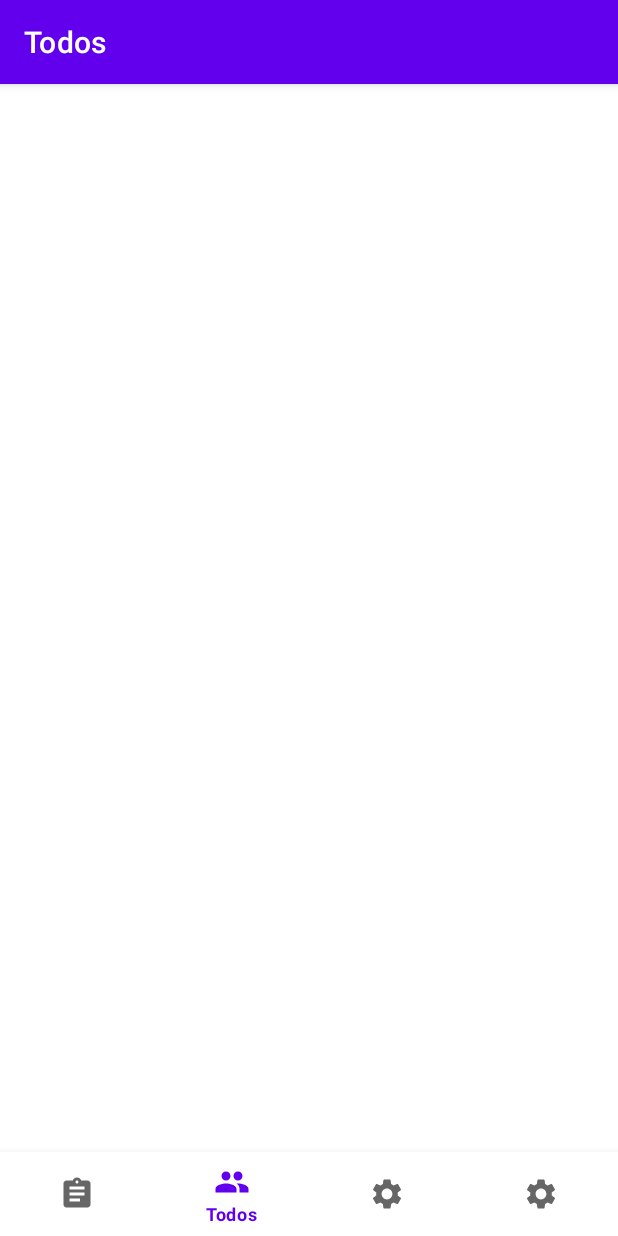
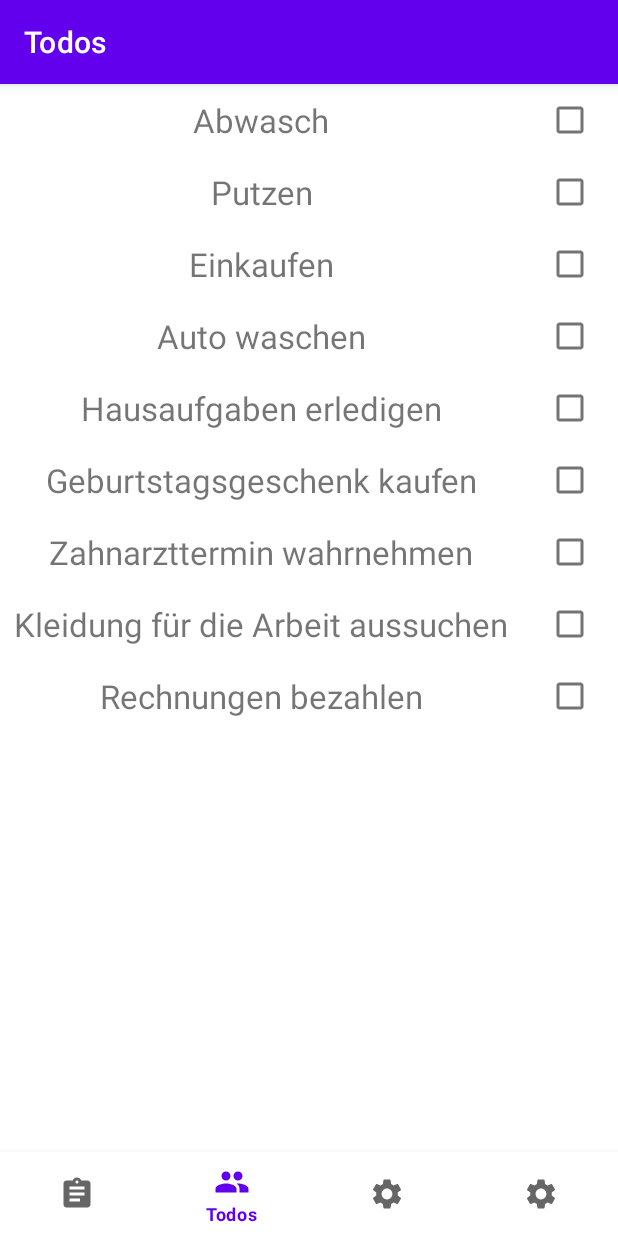
Before and after one commit to Yatamashi/Scribble_Bullet_PME, an Android app: the screen it shows after launch (MainActivity), on a phone screen of 412 x 824 dp. Run offline under Robolectric (Android 15) with nearby library versions, the phone set to English and light mode, and no system bars; our stand-ins replace Room's generated code, navigation-ui; libraries missing offline, so code that uses them is left out: com.github.javafaker.

Commit message:
Recyclerview broken

```diff
--- a/app/src/main/java/de/fhe/pmeplayground/core/MyApplication.java
+++ b/app/src/main/java/de/fhe/pmeplayground/core/MyApplication.java
@@ -74,10 +74,12 @@ public class MyApplication extends Application {
         }
     }
 
-    public SettingsHandler getSettingsHandler() {
-        return settingsHandler;
-    }
+
+*/
+   public SettingsHandler getSettingsHandler() {
+       return settingsHandler;
+   }
 
 
-    */
+
 }
--- a/app/src/main/java/de/fhe/pmeplayground/storage/Repository.java
+++ b/app/src/main/java/de/fhe/pmeplayground/storage/Repository.java
@@ -3,7 +3,12 @@ package de.fhe.pmeplayground.storage;
 import android.app.Application;
 import android.content.Context;
 
+import androidx.lifecycle.LiveData;
+import androidx.lifecycle.MutableLiveData;
+
 import java.util.ArrayList;
+import java.util.Collection;
+import java.util.Collections;
 import java.util.List;
 import java.util.concurrent.Callable;
 import java.util.concurrent.ExecutionException;
@@ -15,6 +20,8 @@ public class Repository {
     public static final String LOG_TAG = "ToDoRepository";
 
     private ToDoDao toDoDao;
+
+    LiveData<List<ToDo>> allToDos;
 
     private static Repository INSTANCE;
 
@@ -36,13 +43,14 @@ public class Repository {
     {
         ToDoDatabase db = ToDoDatabase.getDatabase( context );  //ToDo: Tododatabase rein
         this.toDoDao = db.toDoDao(); //ToDo database ändern
+        this.getToDosLiveData();
 
     }
 
 
     public List<ToDo> getToDos()
     {
-        return this.query( () -> this.toDoDao.getToDos() );
+        return this.query( this.toDoDao::getToDos );
     }
 
     // public List<ToDo> ge
@@ -52,10 +60,21 @@ public class Repository {
         return this.query( () -> this.toDoDao.getToDosForToDo( search ) );
     }
 
+    public LiveData<List<ToDo>> getToDosLiveData()
+    {
+        if( this.allToDos == null )
+            this.allToDos = this.queryLiveData(this.toDoDao::getToDosLiveData);
+
+        return this.allToDos;
+    }
+
+
     public List<ToDo> getToDosSortedByToDo()
     {
         return this.query( () -> this.toDoDao.getToDosSortedByToDo() );
     }
+
+
 
     private <T> List<T> query( Callable<List<T>> query )
     {
@@ -67,6 +86,20 @@ public class Repository {
         }
 
         return new ArrayList<>();
+    }
+
+
+    private LiveData<List<ToDo>> queryLiveData(Callable<LiveData<List<ToDo>>> query)
+    {
+        try {
+            return ToDoDatabase.executeWithReturn(query);
+        }
+        catch (ExecutionException | InterruptedException e)
+        {
+            e.printStackTrace();
+        }
+
+        return new MutableLiveData<>(Collections.emptyList());
     }
 
     public ToDo getLastToDo() {
--- a/app/src/main/java/de/fhe/pmeplayground/storage/ToDoDao.java
+++ b/app/src/main/java/de/fhe/pmeplayground/storage/ToDoDao.java
@@ -1,5 +1,6 @@
 package de.fhe.pmeplayground.storage;
 
+import androidx.lifecycle.LiveData;
 import androidx.room.Dao;
 import androidx.room.Delete;
 import androidx.room.Insert;
@@ -34,6 +35,9 @@ public interface ToDoDao {
     @Query("SELECT * from ToDo")
     List<ToDo> getToDos();
 
+    @Query("SELECT * FROM ToDo")
+    LiveData<List<ToDo>> getToDosLiveData();
+
     @Query("SELECT * from ToDo ORDER BY toDoTitle ASC")
     List<ToDo> getToDosSortedByToDo();
 
--- a/app/src/main/java/de/fhe/pmeplayground/storage/ToDoDatabase.java
+++ b/app/src/main/java/de/fhe/pmeplayground/storage/ToDoDatabase.java
@@ -22,7 +22,7 @@ import java.util.concurrent.Executors;
 import de.fhe.pmeplayground.model.ToDo;
 
 @Database( entities = {ToDo.class}, version = 1 )
-public abstract class ToDoDatabase extends RoomDatabase {  //TODO was geht nicht mit Schema Export???
+public abstract class ToDoDatabase extends RoomDatabase {
 
     private static final String LOG_TAG = "ToDoDB";
 
--- /dev/null
+++ b/app/src/main/java/de/fhe/pmeplayground/view/toDolist/ToDoListAdapter.java
@@ -0,0 +1,91 @@
+package de.fhe.pmeplayground.view.toDolist;
+
+import android.content.Context;
+import android.view.LayoutInflater;
+import android.view.View;
+import android.view.ViewGroup;
+import android.widget.CheckBox;
+import android.widget.TextView;
+
+import androidx.annotation.NonNull;
+import androidx.recyclerview.widget.RecyclerView;
+
+import java.util.List;
+
+import de.fhe.pmeplayground.R;
+import de.fhe.pmeplayground.model.ToDo;
+
+public class ToDoListAdapter extends RecyclerView.Adapter<ToDoListAdapter.ToDoViewHolder> {
+
+    static int counter = 0; //counter für Kinder
+
+    //Definition vom Holder
+    static class ToDoViewHolder extends RecyclerView.ViewHolder
+    {
+        private final TextView toDoTitle;
+       // private final CheckBox done;
+
+        private ToDoViewHolder(View itemView)
+        {
+            super(itemView);
+            this.toDoTitle = itemView.findViewById(R.id.list_item_todo_title);
+           // this.done = itemView.findViewById(R.id.list_item_todo_done);
+        }
+    }
+
+    private final LayoutInflater inflater;
+    private List<ToDo> toDoList; //Cached copy of Todos
+
+    public ToDoListAdapter(Context context)
+    {
+        this.inflater = LayoutInflater.from(context);
+    }
+
+    @NonNull
+    @Override
+    public ToDoViewHolder onCreateViewHolder(@NonNull ViewGroup parent, int viewType)
+    {
+        View itemView = this.inflater.inflate(R.layout.list_item_todo, parent, false);
+        return new ToDoViewHolder(itemView);
+    }
+
+    @Override
+    public void onBindViewHolder(@NonNull ToDoViewHolder holder, int position)
+    {
+
+        if( this.toDoList != null && !this.toDoList.isEmpty())
+        {
+
+        ToDo current = this.toDoList.get(position);
+        holder.toDoTitle.setText(String.format("%s", current.getToDoTitle()));
+
+        }
+        else
+        {
+            holder.toDoTitle.setText("#leider nix da du...#");
+        }
+    }
+
+    @Override
+    public int getItemCount()
+    {
+        if(this.toDoList != null&& !this.toDoList.isEmpty())
+        {
+            return this.toDoList.size();
+
+        }
+        else
+        {
+            return 0;
+        }
+    }
+
+    public void setToDos(List<ToDo> toDoList){
+        this.toDoList = toDoList;
+        notifyDataSetChanged();
+    }
+
+
+
+
+}
--- a/app/src/main/java/de/fhe/pmeplayground/view/toDolist/ToDoListFragment.java
+++ b/app/src/main/java/de/fhe/pmeplayground/view/toDolist/ToDoListFragment.java
@@ -1,46 +1,40 @@
 package de.fhe.pmeplayground.view.toDolist;
 
 import android.os.Bundle;
-import android.text.method.ScrollingMovementMethod;
 import android.view.LayoutInflater;
 import android.view.View;
 import android.view.ViewGroup;
-import android.widget.TextView;
 
 import androidx.annotation.NonNull;
 
-import java.util.List;
+import androidx.recyclerview.widget.LinearLayoutManager;
+import androidx.recyclerview.widget.RecyclerView;
 
 import de.fhe.pmeplayground.R;
-import de.fhe.pmeplayground.model.ToDo;
 import de.fhe.pmeplayground.view.core.BaseFragment;
 
 public class ToDoListFragment extends BaseFragment {
 
-    private ToDoListViewModel toDoListViewModel;
-
     public View onCreateView(@NonNull LayoutInflater inflater,
                              ViewGroup container, Bundle savedInstanceState) {
 
-        toDoListViewModel = this.getViewModel(ToDoListViewModel.class);
-
         View root = inflater.inflate(R.layout.fragment_todo_list, container, false);
 
-        TextView textToDos = root.findViewById( R.id.text_todos );
-        textToDos.setMovementMethod(new ScrollingMovementMethod());
 
-        List<ToDo> toDoList = toDoListViewModel.getToDos();
-
-        StringBuilder sb = new StringBuilder();
+        ToDoListViewModel toDoListViewModel = this.getViewModel(ToDoListViewModel.class);
 
 
-        for( ToDo c: toDoList ) {
-            sb.append(c.getId()).append(": ")
-                    .append( c.getToDoTitle()).append(" ")
-                    .append(c.getDescription()).append("\n");
-        }
+        RecyclerView toDoListView = root.findViewById(R.id.list_view_todos);
 
-        textToDos.setText( sb.toString() );
+
+        final ToDoListAdapter adapter = new ToDoListAdapter(this.requireActivity());
+
+        toDoListView.setAdapter(adapter);
+        toDoListView.setLayoutManager(new LinearLayoutManager(this.requireActivity()));
+
+        toDoListViewModel.getToDos().observe(this.requireActivity(), adapter::setToDos);
+
+
 
         return root;
     }
--- a/app/src/main/java/de/fhe/pmeplayground/view/toDolist/ToDoListViewModel.java
+++ b/app/src/main/java/de/fhe/pmeplayground/view/toDolist/ToDoListViewModel.java
@@ -3,6 +3,7 @@ package de.fhe.pmeplayground.view.toDolist;
 import android.app.Application;
 
 import androidx.lifecycle.AndroidViewModel;
+import androidx.lifecycle.LiveData;
 
 import java.util.List;
 
@@ -18,7 +19,7 @@ public class ToDoListViewModel extends AndroidViewModel {
         this.repository = Repository.getRepository(application);
     }
 
-    public List<ToDo> getToDos() {
-        return this.repository.getToDos();
+    public LiveData<List<ToDo>> getToDos() {
+        return this.repository.getToDosLiveData();
     }
 }
--- a/app/src/main/res/layout/fragment_todo_list.xml
+++ b/app/src/main/res/layout/fragment_todo_list.xml
@@ -6,15 +6,17 @@
     android:layout_height="match_parent"
     tools:context=".view.toDolist.ToDoListFragment">
 
-    <TextView
-        android:id="@+id/text_todos"
+    <androidx.recyclerview.widget.RecyclerView
+        android:id="@+id/list_view_todos"
         android:layout_width="0dp"
-        android:layout_height="0dp"
+        android:layout_height="match_parent"
         android:layout_marginBottom="56dp"
-        android:scrollbars="vertical"
-        android:textSize="20sp"
+
+
         app:layout_constraintBottom_toBottomOf="parent"
-        app:layout_constraintEnd_toEndOf="parent"
-        app:layout_constraintStart_toStartOf="parent"
-        app:layout_constraintTop_toTopOf="parent" />
+        app:layout_constraintLeft_toLeftOf="parent"
+        app:layout_constraintRight_toRightOf="parent"
+        app:layout_constraintTop_toTopOf="parent"
+        tools:listitem="@layout/list_item_todo"/>
+
 </androidx.constraintlayout.widget.ConstraintLayout>
--- /dev/null
+++ b/app/src/main/res/layout/list_item_todo.xml
@@ -0,0 +1,26 @@
+<?xml version="1.0" encoding="utf-8"?>
+<LinearLayout xmlns:android="http://schemas.android.com/apk/res/android"
+    xmlns:app="http://schemas.android.com/apk/res-auto"
+    xmlns:tools="http://schemas.android.com/tools"
+    android:orientation="horizontal"
+    android:layout_width="match_parent"
+    android:layout_height="wrap_content">
+
+
+    <TextView
+        android:id="@+id/list_item_todo_title"
+        android:layout_width="332dp"
+        android:layout_height="match_parent"
+        android:layout_weight="5"
+        android:gravity="center"
+        android:padding="5dp"
+        android:textSize="22sp"
+        tools:text="@tools:sample/full_names" />
+
+    <CheckBox
+        android:id="@+id/checkBox"
+        android:layout_width="wrap_content"
+        android:layout_height="match_parent"
+        android:layout_weight="5" />
+
+</LinearLayout>
--- /dev/null
+++ b/app/src/main/res/values/ids.xml
@@ -0,0 +1,5 @@
+<?xml version="1.0" encoding="utf-8"?>
+<resources>
+    <item name="list_item_todo_done" type="id">done</item>
+    <item name="list_view_todos" type="id">listViewToDos</item>
+</resources>
```
